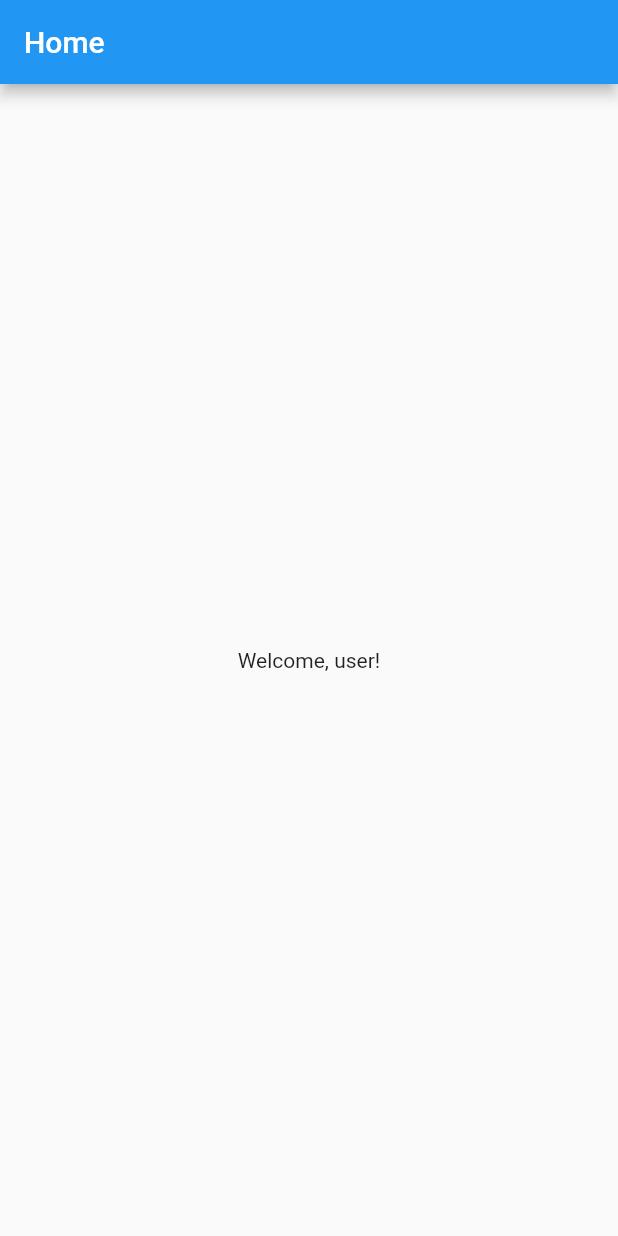
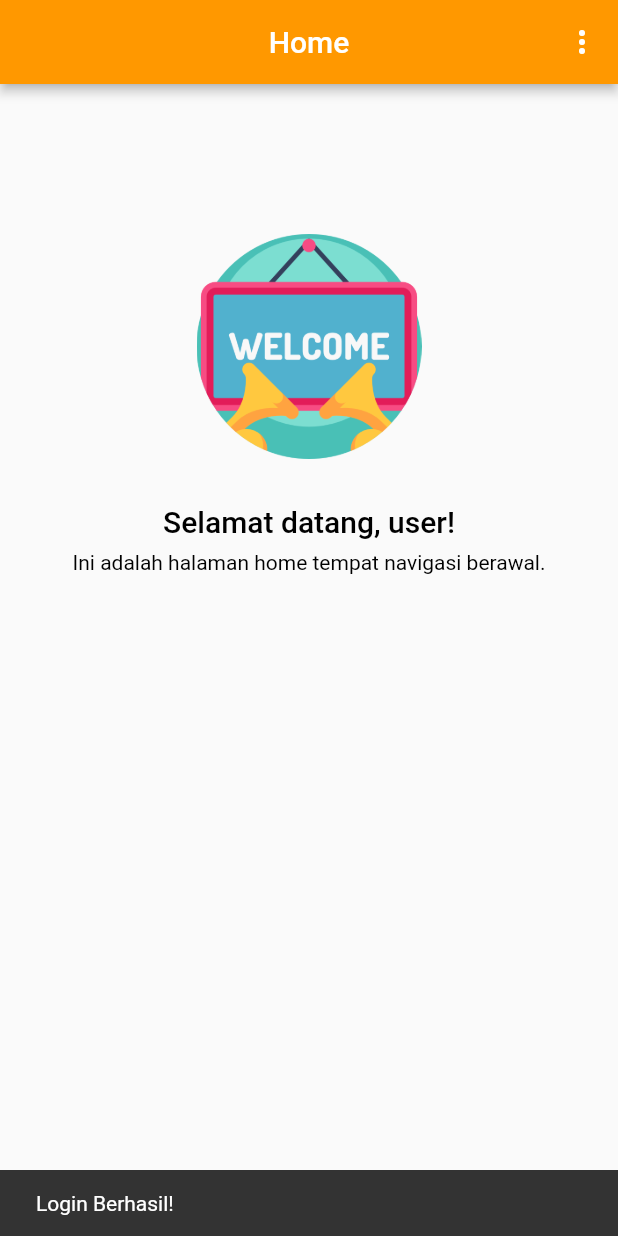
Before and after one commit to ramdannur/mobile-apps-flutter-program, a Flutter app: the screen it shows after launch, after a tap on "Submit", on a phone screen of 412 x 824 dp. Run offline on Flutter 3.47's test engine with Material 2 defaults, Android fonts, the phone set to English and light mode, and no system bars.

Commit message:
Add theming, Add image asset, Add appbar popup menu

```diff
--- a/news_app/lib/home/home_screen.dart
+++ b/news_app/lib/home/home_screen.dart
@@ -5,11 +5,63 @@ class HomeScreen extends StatelessWidget {
 
   @override
   Widget build(BuildContext context) {
+    final listPopMenu = {'Logout'};
     return Scaffold(
       appBar: AppBar(
         title: const Text("Home"),
+        actions: [
+          PopupMenuButton(
+            onSelected: ((value) {
+              handleClick(context, value);
+            }),
+            itemBuilder: ((context) {
+              return listPopMenu.map((choice) {
+                return PopupMenuItem(value: choice, child: Text(choice));
+              }).toList();
+            }),
+          )
+        ],
       ),
-      body: const Center(child: Text("Welcome, user!")),
+      body: Center(
+          child: Column(
+        children: [
+          Padding(
+            padding: const EdgeInsets.only(top: 100, bottom: 30),
+            child: Image.asset(
+              'assets/img/img_welcome.png',
+              width: 150,
+              height: 150,
+            ),
+          ),
+          Text(
+            "Selamat datang, user!",
+            style: Theme.of(context)
+                .textTheme
+                .titleLarge
+                ?.copyWith(color: Colors.black),
+          ),
+          const SizedBox(
+            height: 8,
+          ),
+          Text("Ini adalah halaman home tempat navigasi berawal.",
+              style: Theme.of(context)
+                  .textTheme
+                  .bodyText2
+                  ?.copyWith(color: Colors.black))
+        ],
+      )),
     );
   }
+
+  void handleClick(BuildContext context, Object? value) {
+    switch (value) {
+      case 'Logout':
+        const snackBar = SnackBar(content: Text("Logout Berhasil!"));
+        ScaffoldMessenger.of(context).showSnackBar(snackBar);
+
+        Navigator.of(context)
+            .pushNamedAndRemoveUntil('login', (route) => false);
+        break;
+    }
+  }
 }
--- a/news_app/lib/login/login_screen.dart
+++ b/news_app/lib/login/login_screen.dart
@@ -25,18 +25,28 @@ class _LoginScreenState extends State<LoginScreen> {
                       child: Icon(Icons.rocket_launch,
                           size: 100, color: Colors.blue)),
                   const SizedBox(height: 12),
-                  const Center(
-                    child: Text("News Apps",
-                        style: TextStyle(
-                            fontSize: 20, fontWeight: FontWeight.bold)),
+                  Center(
+                    child: Text(
+                      "News Apps",
+                      style:
+                          Theme.of(context).textTheme.headlineMedium?.copyWith(
+                                color: Colors.black,
+                              ),
+                    ),
                   ),
                   const SizedBox(height: 30),
-                  const Text("Email"),
+                  Text(
+                    "Email",
+                    style: Theme.of(context).textTheme.caption,
+                  ),
                   const TextField(
                       decoration:
                           InputDecoration(hintText: "Input your email...")),
                   const SizedBox(height: 12),
-                  const Text("Password"),
+                  Text(
+                    "Password",
+                    style: Theme.of(context).textTheme.caption,
+                  ),
                   const TextField(
                       obscureText: true,
                       decoration:
@@ -53,6 +63,9 @@ class _LoginScreenState extends State<LoginScreen> {
   }
 
   void redirectToHome() {
+    const snackBar = SnackBar(content: Text("Login Berhasil!"));
+    ScaffoldMessenger.of(context).showSnackBar(snackBar);
+
     Navigator.of(context).pushNamedAndRemoveUntil("home", (r) => false);
   }
 }
--- a/news_app/lib/main.dart
+++ b/news_app/lib/main.dart
@@ -16,6 +16,29 @@ class MyApp extends StatelessWidget {
       title: 'Flutter Demo',
       theme: ThemeData(
         primarySwatch: Colors.blue,
+        appBarTheme: const AppBarTheme(
+          centerTitle: true,
+          color: Colors.orange,
+          elevation: 3,
+        ),
+        inputDecorationTheme: InputDecorationTheme(
+          filled: true,
+          fillColor: Colors.grey[50],
+          border: OutlineInputBorder(borderRadius: BorderRadius.circular(10)),
+          enabledBorder: OutlineInputBorder(
+            borderRadius: BorderRadius.circular(10.0),
+            borderSide: BorderSide(
+              color: Colors.grey[300]!,
+            ),
+          ),
+        ),
+        textTheme: const TextTheme(
+          caption: TextStyle(
+            fontSize: 14,
+            color: Colors.black87,
+            height: 2,
+          ),
+        ),
       ),
       initialRoute: 'splash',
       routes: {
--- a/news_app/pubspec.yaml
+++ b/news_app/pubspec.yaml
@@ -58,9 +58,8 @@ flutter:
   uses-material-design: true
 
   # To add assets to your application, add an assets section, like this:
-  # assets:
-  #   - images/a_dot_burr.jpeg
-  #   - images/a_dot_ham.jpeg
+  assets:
+    - assets/img/
 
   # An image asset can refer to one or more resolution-specific "variants", see
   # https://flutter.dev/assets-and-images/#resolution-aware
```
Also changed, not shown: news_app/assets/img/img_welcome.png (added).
